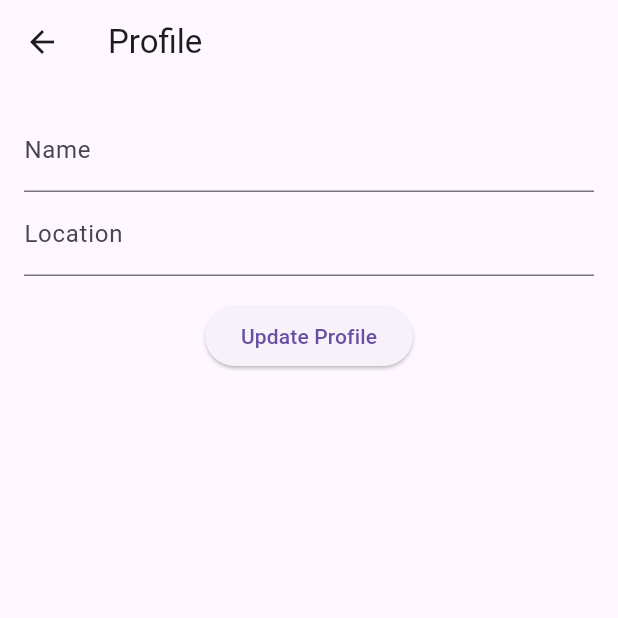
After one commit to fredricknyangau/disaster_aid, a Flutter app: the ProfilePage screen opened directly, on a phone screen of 412 x 824 dp, the top half of it. The commit adds this screen. Run offline on Flutter 3.47's test engine with Material 3 defaults, Android fonts, the phone set to English and light mode, and no system bars; our stand-ins replace cloud_firestore, firebase_auth, firebase_core; accounts and stored records are empty.

Commit message:
new file:   lib/admin_dashboard.dart modified:   lib/main.dart new file:   lib/profile_page.dart new file:   lib/query_post_page.dart modified:   macos/Flutter/GeneratedPluginRegistrant.swift modified:   pubspec.lock modified:   pubspec.yaml modified:   windows/flutter/generated_plugin_registrant.cc modified:   windows/flutter/generated_plugins.cmake

```diff
--- /dev/null
+++ b/lib/profile_page.dart
@@ -0,0 +1,47 @@
+import 'package:flutter/material.dart';
+import 'package:firebase_auth/firebase_auth.dart';
+import 'package:cloud_firestore/cloud_firestore.dart';
+
+class ProfilePage extends StatelessWidget {
+  final _nameController = TextEditingController();
+  final _locationController = TextEditingController();
+
+  void _updateProfile() {
+    FirebaseAuth auth = FirebaseAuth.instance;
+    User? user = auth.currentUser;
+
+    FirebaseFirestore.instance.collection('users').doc(user?.uid).update({
+      'name': _nameController.text,
+      'location': _locationController.text,
+    });
+  }
+
+  @override
+  Widget build(BuildContext context) {
+    return Scaffold(
+      appBar: AppBar(
+        title: Text('Profile'),
+      ),
+      body: Padding(
+        padding: EdgeInsets.all(16.0),
+        child: Column(
+          children: [
+            TextField(
+              controller: _nameController,
+              decoration: InputDecoration(labelText: 'Name'),
+            ),
+            TextField(
+              controller: _locationController,
+              decoration: InputDecoration(labelText: 'Location'),
+            ),
+            SizedBox(height: 16.0),
+            ElevatedButton(
+              onPressed: _updateProfile,
+              child: Text('Update Profile'),
+            ),
+          ],
+        ),
+      ),
+    );
+  }
+}
--- a/pubspec.yaml
+++ b/pubspec.yaml
@@ -37,6 +37,9 @@ dependencies:
   cupertino_icons: ^1.0.6
   firebase_core: ^3.1.1
   firebase_auth: ^5.1.1
+  firebase_analytics: ^11.1.0
+  cloud_firestore: ^5.0.2
+  provider: ^6.1.2
 
 dev_dependencies:
   flutter_test:
```
Also changed, not shown: lib/admin_dashboard.dart (added, +41 -0 lines), lib/main.dart (+5 -18 lines), lib/query_post_page.dart (added, +49 -0 lines), pubspec.lock, 3 other files.
